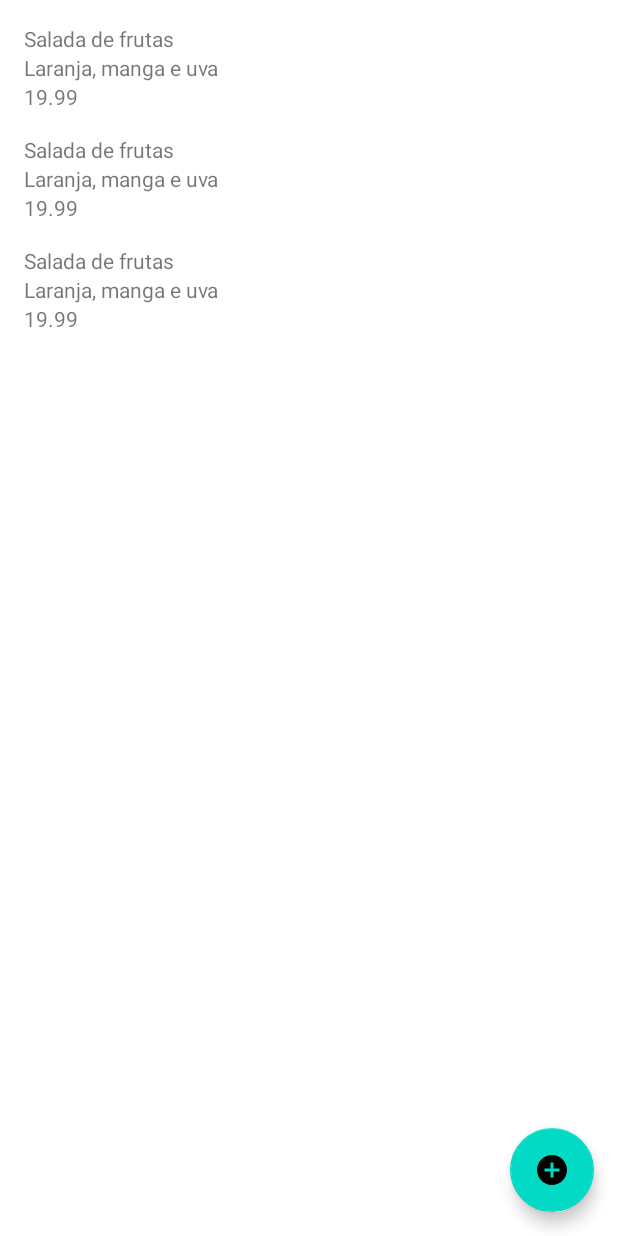
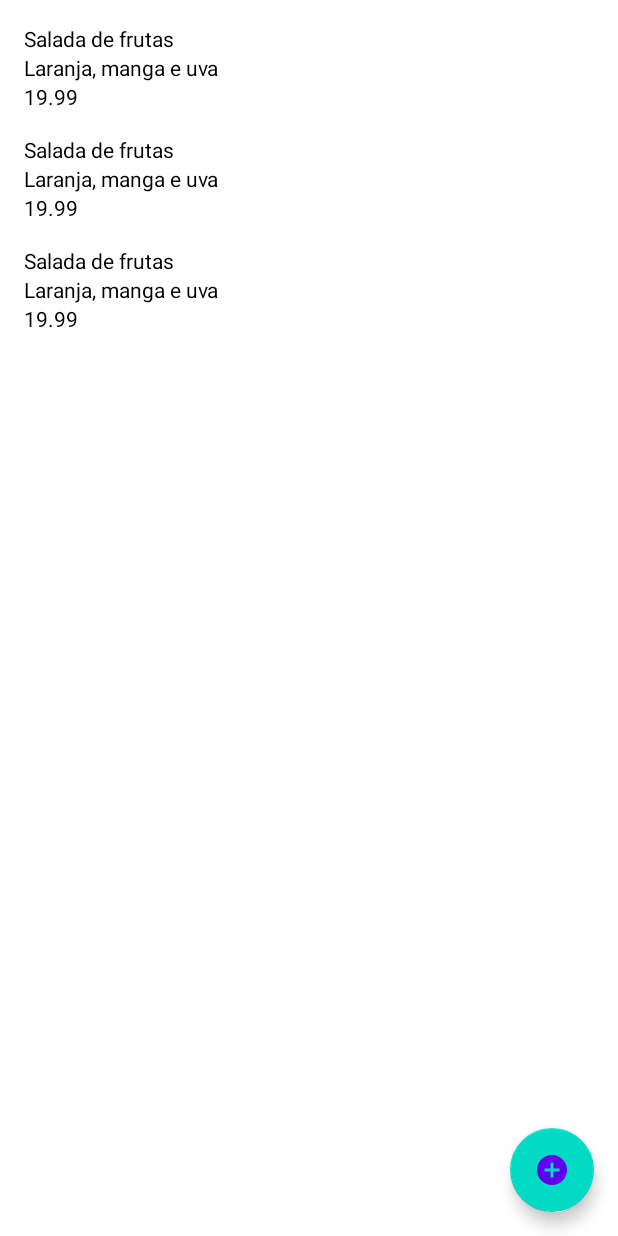
Before and after one commit to MizaelJR17/Orgs, an Android app: the layout activity_lista_produtos.xml on its own in the app's theme, with its tools: preview values and no code run, on a phone screen of 412 x 824 dp. Run offline under Robolectric (Android 15) with nearby library versions, the phone set to English and light mode, and no system bars.

Commit message:
Refactory do Projeto

```diff
--- a/app/src/main/java/br/com/alura/orgs/dao/ProdutoDao.kt
+++ b/app/src/main/java/br/com/alura/orgs/dao/ProdutosDao.kt
@@ -2,7 +2,7 @@ package br.com.alura.orgs.dao
 
 import br.com.alura.orgs.model.Produto
 
-class ProdutoDao {
+class ProdutosDao {
 
 
     fun adiciona(produto: Produto){
--- a/app/src/main/res/layout/activity_main.xml
+++ b/app/src/main/res/layout/activity_lista_produtos.xml
@@ -3,7 +3,8 @@
     xmlns:app="http://schemas.android.com/apk/res-auto"
     xmlns:tools="http://schemas.android.com/tools"
     android:layout_width="match_parent"
-    android:layout_height="match_parent">
+    android:layout_height="match_parent"
+    android:background="@color/white">
 
 
     <androidx.recyclerview.widget.RecyclerView
--- a/app/src/main/res/layout/produto_item.xml
+++ b/app/src/main/res/layout/produto_item.xml
@@ -3,7 +3,8 @@
     xmlns:app="http://schemas.android.com/apk/res-auto"
     xmlns:tools="http://schemas.android.com/tools"
     android:layout_width="match_parent"
-    android:layout_height="wrap_content">
+    android:layout_height="wrap_content"
+   >
 
     <TextView
         android:id="@+id/nome"
@@ -13,6 +14,7 @@
         app:layout_constraintEnd_toEndOf="parent"
         app:layout_constraintStart_toStartOf="parent"
         app:layout_constraintTop_toTopOf="parent"
+        android:textColor="@color/black"
         tools:text="Salada de frutas" />
 
     <TextView
@@ -24,6 +26,7 @@
         app:layout_constraintEnd_toEndOf="parent"
         app:layout_constraintStart_toStartOf="parent"
         app:layout_constraintTop_toBottomOf="@id/nome"
+        android:textColor="@color/black"
         tools:text="Laranja, manga e uva" />
 
     <TextView
@@ -35,6 +38,7 @@
         app:layout_constraintEnd_toEndOf="parent"
         app:layout_constraintStart_toStartOf="parent"
         app:layout_constraintTop_toBottomOf="@id/descricao"
+        android:textColor="@color/black"
         tools:text="19.99" />
 
 
--- a/app/src/main/res/values-night/themes.xml
+++ /dev/null
@@ -1,16 +0,0 @@
-<resources xmlns:tools="http://schemas.android.com/tools">
-    <!-- Base application theme. -->
-    <style name="Theme.Orgs" parent="Theme.MaterialComponents.DayNight.DarkActionBar">
-        <!-- Primary brand color. -->
-        <item name="colorPrimary">@color/purple_200</item>
-        <item name="colorPrimaryVariant">@color/purple_700</item>
-        <item name="colorOnPrimary">@color/black</item>
-        <!-- Secondary brand color. -->
-        <item name="colorSecondary">@color/teal_200</item>
-        <item name="colorSecondaryVariant">@color/teal_200</item>
-        <item name="colorOnSecondary">@color/black</item>
-        <!-- Status bar color. -->
-        <item name="android:statusBarColor" tools:targetApi="l">?attr/colorPrimaryVariant</item>
-        <!-- Customize your theme here. -->
-    </style>
-</resources>
--- a/app/src/main/res/values/themes.xml
+++ b/app/src/main/res/values/themes.xml
@@ -8,7 +8,7 @@
         <!-- Secondary brand color. -->
         <item name="colorSecondary">@color/teal_200</item>
         <item name="colorSecondaryVariant">@color/teal_700</item>
-        <item name="colorOnSecondary">@color/black</item>
+        <item name="colorOnSecondary">@color/purple_500</item>
         <!-- Status bar color. -->
         <item name="android:statusBarColor" tools:targetApi="l">?attr/colorPrimaryVariant</item>
         <!-- Customize your theme here. -->
```
Also changed, not shown: app/src/main/AndroidManifest.xml (+2 -5 lines), app/src/main/java/br/com/alura/orgs/ui/activity/FormularioProdutoActivity.kt (+27 -25 lines), app/src/main/java/br/com/alura/orgs/ui/activity/ListaProdutosAcitivity.kt (added, +44 -0 lines), app/src/main/java/br/com/alura/orgs/ui/activity/MainActivity.kt (deleted, +0 -47 lines), app/src/main/java/br/com/alura/orgs/ui/recyclerview/adapter/ListaProdutosAdapter.kt (+10 -1 lines), app/src/main/res/drawable/border.xml (added, +11 -0 lines), app/src/main/res/layout/activity_formulario_produto.xml (+17 -13 lines).
